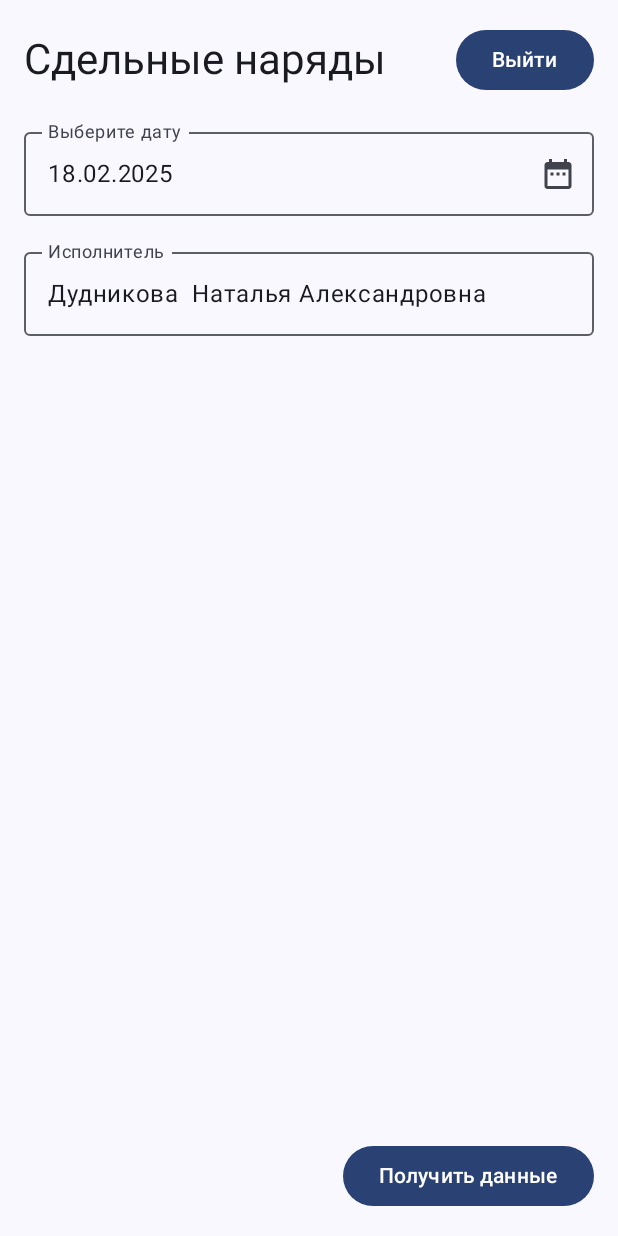
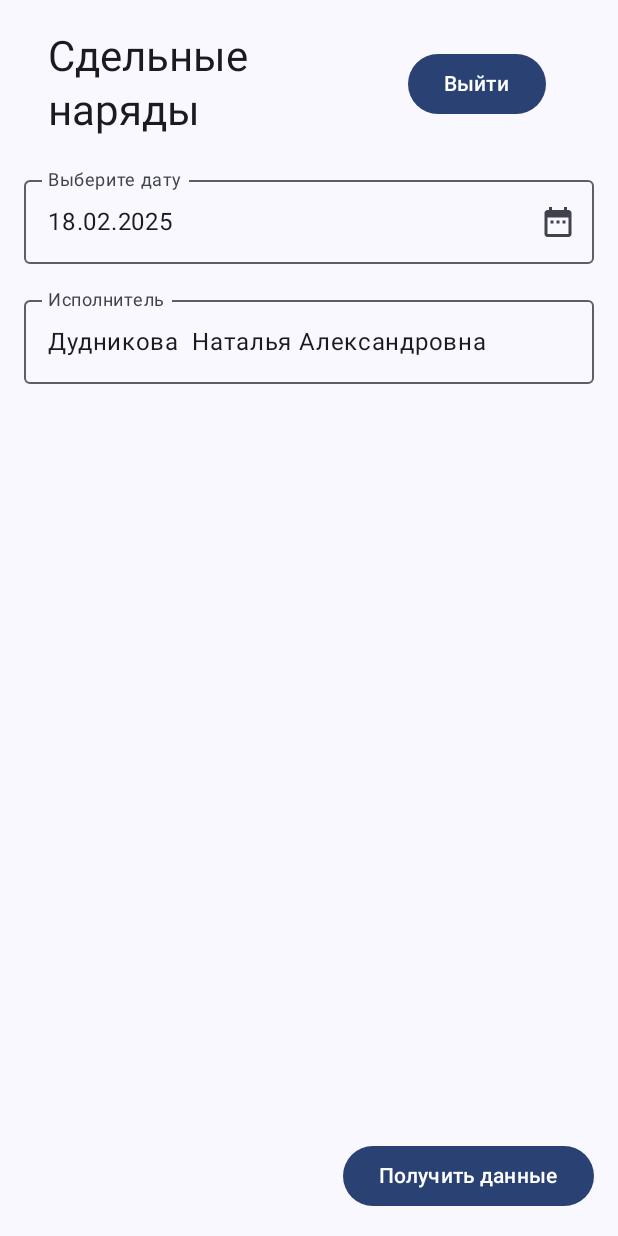
Before and after one commit to baranskiytexdar/GProgerApp1, an Android app built with Jetpack Compose: the composable MainScreen shown on its own in the app's theme, on a phone screen of 412 x 824 dp. Run offline under Robolectric (Android 15) with nearby library versions, the phone set to English and light mode, and no system bars; libraries missing offline, so code that uses them is left out: retrofit2.converter.simplexml; 1 statement that could not run was skipped.

```diff
--- a/app/src/main/java/com/example/gprogerapp1/MainActivity.kt
+++ b/app/src/main/java/com/example/gprogerapp1/MainActivity.kt
@@ -29,6 +29,7 @@ import androidx.compose.material3.Scaffold
 import androidx.compose.runtime.collectAsState
 import androidx.compose.runtime.getValue
 import androidx.compose.foundation.clickable
+
 
 class MainActivity : ComponentActivity() {
     override fun onCreate(savedInstanceState: Bundle?) {
@@ -97,16 +98,22 @@ fun MainScreen(
             Row(
                 modifier = Modifier
                     .fillMaxWidth()
-                    .padding(bottom = 16.dp),
+                    .padding(bottom = 16.dp, start = 16.dp, end = 16.dp),
                 horizontalArrangement = Arrangement.SpaceBetween,
                 verticalAlignment = Alignment.CenterVertically
             ) {
                 Text(
                     text = "Сдельные наряды",
-                    style = MaterialTheme.typography.headlineMedium
+                    style = MaterialTheme.typography.headlineMedium,
+                    modifier = Modifier.weight(1f)
                 )
 
-                Button(onClick = onLogout) {
+                Button(
+                    onClick = onLogout,
+                    modifier = Modifier
+                        //.align(Alignment.BottomStart)
+                        .padding(16.dp)
+                ) {
                     Text("Выйти")
                 }
             }
--- a/app/src/main/java/com/example/gprogerapp1/OneCViewModel.kt
+++ b/app/src/main/java/com/example/gprogerapp1/OneCViewModel.kt
@@ -141,7 +141,7 @@ class OneCViewModel : ViewModel() {
                 val operationsToUpdate = _operations.value.filter { selectedIds.contains(it.ssylka) }
 
                 val results = operationsToUpdate.map { operation ->
-                    val actualQuantity = operation.kolichestvoPlan
+                    val actualQuantity = 0.0 //operation.kolichestvoPlan
                     repository.setActualQuantity(
                         operation.naryadNumber,
                         operation.naryadDate,  // Добавляем дату наряда
```
